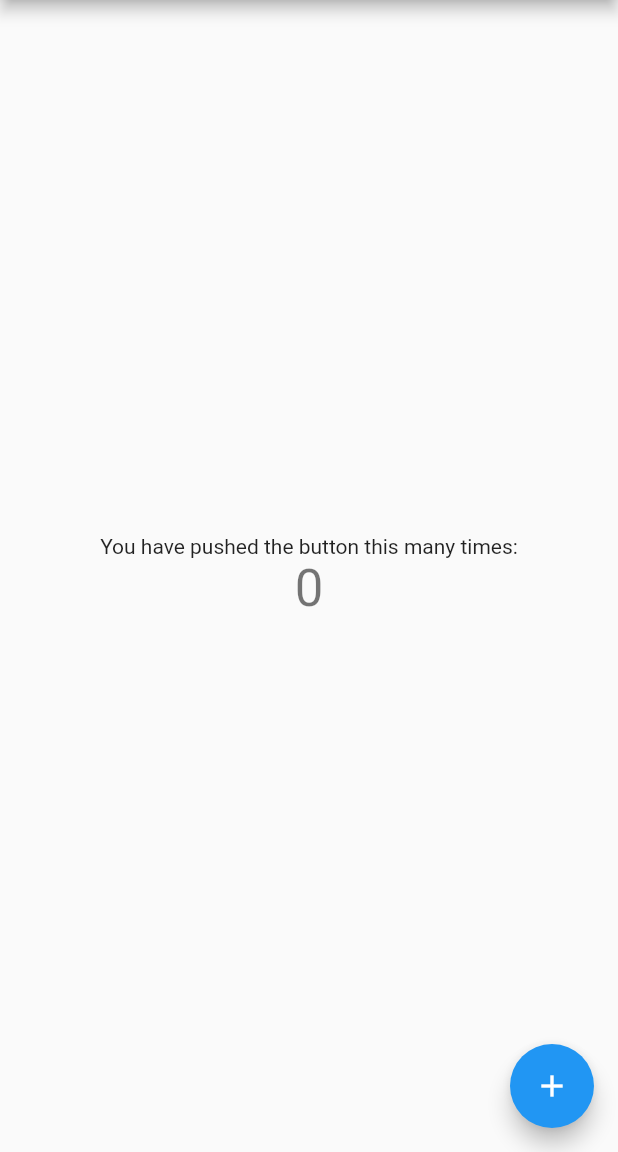
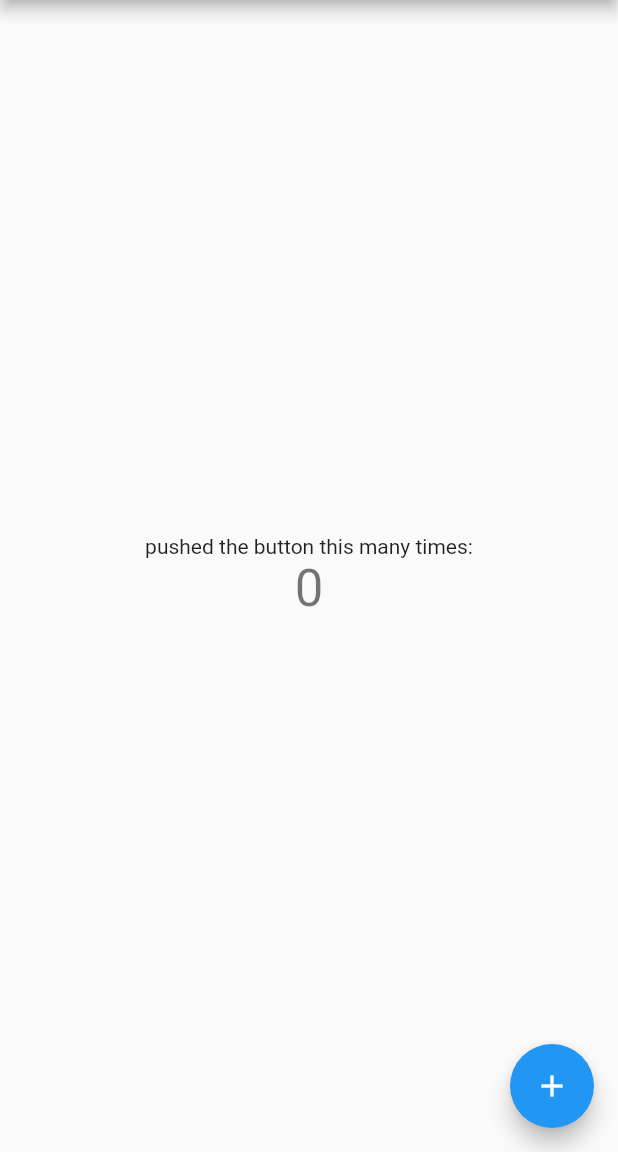
Before and after one commit to Ratheesh1995/login, a Flutter app: the screen it shows after launch, on a phone screen of 412 x 824 dp, the part 84-1236 px from its top. Run offline on Flutter 3.47's test engine with Material 2 defaults, Android fonts, the phone set to English and light mode, and no system bars.

Commit message:
2nd commit

```diff
--- a/login_page/lib/main.dart
+++ b/login_page/lib/main.dart
@@ -98,7 +98,7 @@ class _MyHomePageState extends State<MyHomePage> {
           mainAxisAlignment: MainAxisAlignment.center,
           children: <Widget>[
             Text(
-              'You have pushed the button this many times:',
+              'pushed the button this many times:',
             ),
             Text(
               '$_counter',
```
